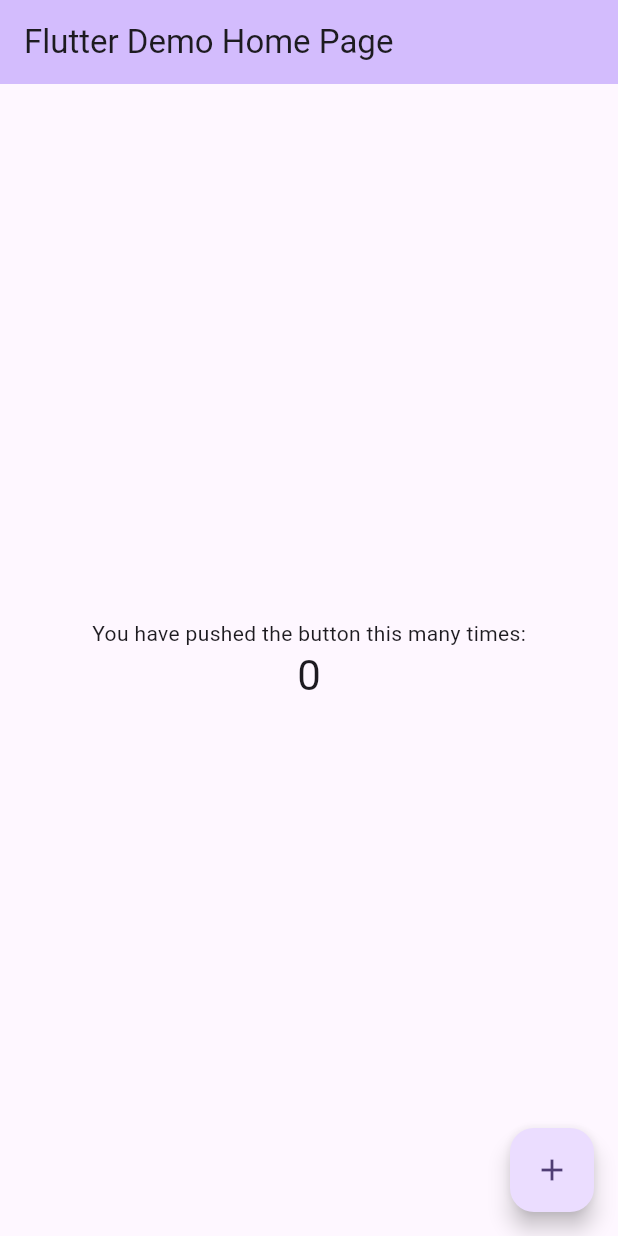
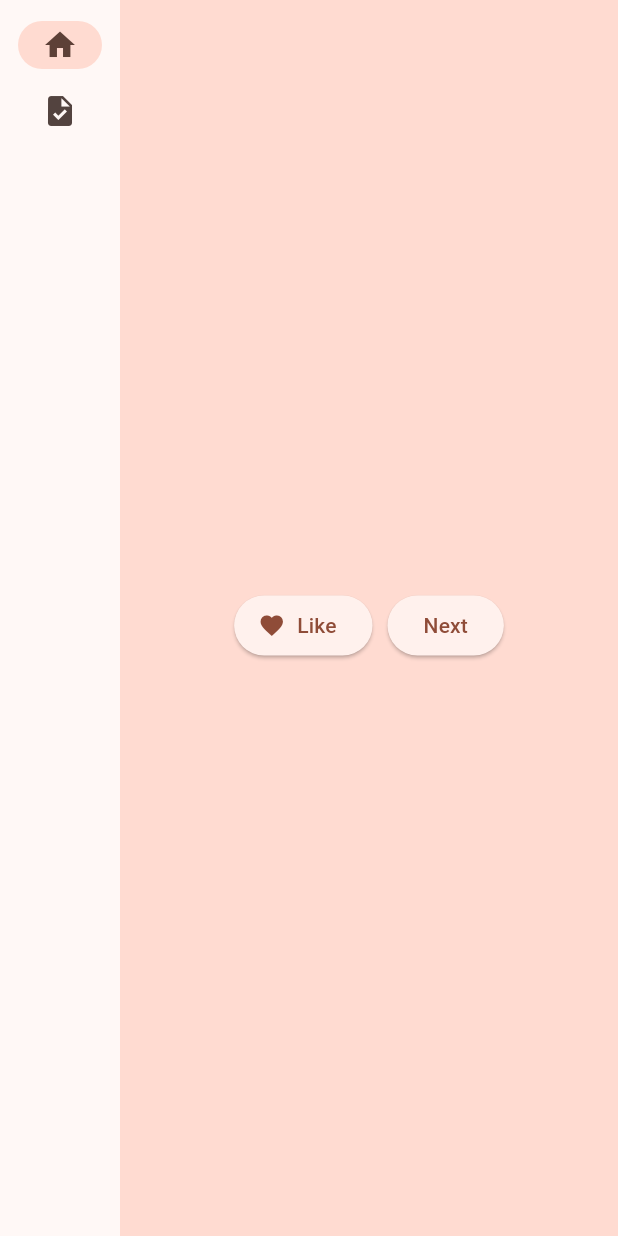
Before and after one commit to nofatigue/todo-pancakes, a Flutter app: the screen it shows after launch, on a phone screen of 412 x 824 dp. Run offline on Flutter 3.47's test engine with Material 3 defaults, Android fonts, the phone set to English and light mode, and no system bars; our stand-ins replace built_collection, built_value; missing offline and left inert: ferry, ferry_exec, ferry_flutter, gql, gql_code_builder_serializers, gql_exec and 1 more.

Commit message:
Added Task view page

```diff
--- a/frontend/lib/backend.dart
+++ b/frontend/lib/backend.dart
@@ -1,3 +1,4 @@
+
 import 'package:frontend/graphql/__generated__/getTasks.req.gql.dart';
 import 'package:gql_http_link/gql_http_link.dart';
 import 'package:ferry/ferry.dart';
@@ -8,11 +9,11 @@ final link = HttpLink("http://localhost:8000/graphql");
 
 final cache = Cache(possibleTypes: possibleTypesMap);
 
-final client = Client(link: link, cache: cache);
+final graphClient = Client(link: link, cache: cache);
 
 void doDbQuery() {
   final getTasksReq = GgetTasksReq((b) => b);
-  client.request(getTasksReq).listen((response) {
+  graphClient.request(getTasksReq).listen((response) {
     print(response.data);
   });
 }
--- a/frontend/lib/main.dart
+++ b/frontend/lib/main.dart
@@ -1,124 +1,207 @@
 import 'package:flutter/material.dart';
 import 'package:frontend/backend.dart';
 
+import 'package:frontend/graphql/__generated__/getTasks.data.gql.dart';
+import 'package:frontend/graphql/__generated__/getTasks.req.gql.dart';
+import 'package:frontend/graphql/__generated__/getTasks.var.gql.dart';
+import 'package:provider/provider.dart';
+import 'package:ferry_flutter/ferry_flutter.dart';
+import 'package:built_collection/built_collection.dart';
+
 void main() {
-  runApp(const MyApp());
+  runApp(MyApp());
 }
 
 class MyApp extends StatelessWidget {
   const MyApp({super.key});
 
-  // This widget is the root of your application.
   @override
   Widget build(BuildContext context) {
-    return MaterialApp(
-      title: 'Flutter Demo',
+    return ChangeNotifierProvider(
+      create: (context) => MyAppState(),
+      child: MaterialApp(
+        title: 'Namer App',
         theme: ThemeData(
-        // This is the theme of your application.
-        //
-        // TRY THIS: Try running your application with "flutter run". You'll see
-        // the application has a purple toolbar. Then, without quitting the app,
-        // try changing the seedColor in the colorScheme below to Colors.green
-        // and then invoke "hot reload" (save your changes or press the "hot
-        // reload" button in a Flutter-supported IDE, or press "r" if you used
-        // the command line to start the app).
-        //
-        // Notice that the counter didn't reset back to zero; the application
-        // state is not lost during the reload. To reset the state, use hot
-        // restart instead.
-        //
-        // This works for code too, not just values: Most code changes can be
-        // tested with just a hot reload.
-        colorScheme: ColorScheme.fromSeed(seedColor: Colors.deepPurple),
+          colorScheme: ColorScheme.fromSeed(seedColor: Colors.deepOrange),
         ),
-      home: const MyHomePage(title: 'Flutter Demo Home Page'),
+        home: MyHomePage(),
+      ),
     );
   }
 }
 
+class MyAppState extends ChangeNotifier {}
+
 class MyHomePage extends StatefulWidget {
-  const MyHomePage({super.key, required this.title});
-
-  // This widget is the home page of your application. It is stateful, meaning
-  // that it has a State object (defined below) that contains fields that affect
-  // how it looks.
-
-  // This class is the configuration for the state. It holds the values (in this
-  // case the title) provided by the parent (in this case the App widget) and
-  // used by the build method of the State. Fields in a Widget subclass are
-  // always marked "final".
-
-  final String title;
-
   @override
   State<MyHomePage> createState() => _MyHomePageState();
 }
 
 class _MyHomePageState extends State<MyHomePage> {
-  int _counter = 0;
-
-  void _incrementCounter() {
-    doDbQuery();
-    setState(() {
-      // This call to setState tells the Flutter framework that something has
-      // changed in this State, which causes it to rerun the build method below
-      // so that the display can reflect the updated values. If we changed
-      // _counter without calling setState(), then the build method would not be
-      // called again, and so nothing would appear to happen.
-      _counter++;
-    });
-  }
+  var currentIndex = 0;
 
   @override
   Widget build(BuildContext context) {
-    // This method is rerun every time setState is called, for instance as done
-    // by the _incrementCounter method above.
-    //
-    // The Flutter framework has been optimized to make rerunning build methods
-    // fast, so that you can just rebuild anything that needs updating rather
-    // than having to individually change instances of widgets.
+    Widget page;
+    switch (currentIndex) {
+      case 0:
+        page = AddPage();
+      case 1:
+        page = TodoListPage();
+      default:
+        throw UnimplementedError("No widget for $currentIndex");
+    }
+
+    return LayoutBuilder(
+      builder: (context, constraints) {
         return Scaffold(
-      appBar: AppBar(
-        // TRY THIS: Try changing the color here to a specific color (to
-        // Colors.amber, perhaps?) and trigger a hot reload to see the AppBar
-        // change color while the other colors stay the same.
-        backgroundColor: Theme.of(context).colorScheme.inversePrimary,
-        // Here we take the value from the MyHomePage object that was created by
-        // the App.build method, and use it to set our appbar title.
-        title: Text(widget.title),
+          body: Row(
+            children: [
+              SafeArea(
+                child: NavigationRail(
+                  extended: constraints.maxWidth >= 600,
+                  destinations: [
+                    NavigationRailDestination(
+                      icon: Icon(Icons.home),
+                      label: Text('Home'),
                     ),
-      body: Center(
-        // Center is a layout widget. It takes a single child and positions it
-        // in the middle of the parent.
-        child: Column(
-          // Column is also a layout widget. It takes a list of children and
-          // arranges them vertically. By default, it sizes itself to fit its
-          // children horizontally, and tries to be as tall as its parent.
-          //
-          // Column has various properties to control how it sizes itself and
-          // how it positions its children. Here we use mainAxisAlignment to
-          // center the children vertically; the main axis here is the vertical
-          // axis because Columns are vertical (the cross axis would be
-          // horizontal).
-          //
-          // TRY THIS: Invoke "debug painting" (choose the "Toggle Debug Paint"
-          // action in the IDE, or press "p" in the console), to see the
-          // wireframe for each widget.
-          mainAxisAlignment: MainAxisAlignment.center,
-          children: <Widget>[
-            const Text('You have pushed the button this many times:'),
-            Text(
-              '$_counter',
-              style: Theme.of(context).textTheme.headlineMedium,
+                    NavigationRailDestination(
+                      icon: Icon(Icons.task),
+                      label: Text('Todo Items'),
+                    ),
+                  ],
+                  selectedIndex: currentIndex,
+                  onDestinationSelected: (value) {
+                    setState(() {
+                      currentIndex = value;
+                    });
+                  },
+                ),
+              ),
+              Expanded(
+                child: Container(
+                  color: Theme.of(context).colorScheme.primaryContainer,
+                  child: page,
+                ),
               ),
             ],
           ),
-      ),
-      floatingActionButton: FloatingActionButton(
-        onPressed: _incrementCounter,
-        tooltip: 'Increment',
-        child: const Icon(Icons.add),
-      ), // This trailing comma makes auto-formatting nicer for build methods.
+        );
+      },
     );
   }
 }
+
+class AddPage extends StatelessWidget {
+  @override
+  Widget build(BuildContext context) {
+    var appState = context.watch<MyAppState>();
+
+    final icon = Icons.favorite;
+    return Center(
+      child: Column(
+        mainAxisAlignment: MainAxisAlignment.center,
+        children: [
+          SizedBox(height: 10),
+          Row(
+            mainAxisSize: MainAxisSize.min,
+            children: [
+              ElevatedButton.icon(
+                onPressed: () {},
+                icon: Icon(icon),
+                label: Text('Like'),
+              ),
+              SizedBox(width: 10),
+              ElevatedButton(
+                onPressed: () {
+                  () {};
+                },
+                child: Text('Next'),
+              ),
+            ],
+          ),
+        ],
+      ),
+    );
+  }
+}
+
+class ButtonPanel extends StatelessWidget {
+  const ButtonPanel({
+    super.key,
+    required this.appState,
+    required this.likeButtonIcon,
+  });
+
+  final MyAppState appState;
+  final IconData likeButtonIcon;
+
+  @override
+  Widget build(BuildContext context) {
+    return Row(
+      mainAxisSize: MainAxisSize.min,
+      children: [
+        ElevatedButton.icon(
+          label: Text("Like"),
+          onPressed: () {},
+          icon: Icon(likeButtonIcon),
+        ),
+        SizedBox(width: 20),
+        ElevatedButton(onPressed: () {}, child: Text('Add')),
+      ],
+    );
+  }
+}
+
+class TodoItemCard extends StatelessWidget {
+  const TodoItemCard({super.key, required this.task});
+
+  final GTaskDetails task;
+
+  @override
+  Widget build(BuildContext context) {
+    var theme = Theme.of(context);
+
+    return Card(
+      color: theme.colorScheme.secondary,
+      child: Padding(
+        padding: const EdgeInsets.all(20.0),
+        child: Text(
+          task.text,
+          style: theme.textTheme.displayMedium!.copyWith(
+            color: theme.colorScheme.onPrimary,
+          ),
+        ),
+      ),
+    );
+  }
+}
+
+class TodoListPage extends StatelessWidget {
+  //TODO: Use Riverpod for dependency
+  final client = graphClient;
+
+  TodoListPage({super.key});
+
+  @override
+  Widget build(BuildContext context) {
+    return Scaffold(
+      appBar: AppBar(title: const Text('All Tasks')),
+      body: Operation<GgetTasksData, GgetTasksVars>(
+        client: client,
+        operationRequest: GgetTasksReq((b) => b),
+        builder: (context, response, error) {
+          if (response!.loading) {
+            return const Center(child: CircularProgressIndicator());
+          }
+          final tasks = response.data?.tasks.toBuiltList() ?? BuiltList();
+
+          return ListView.builder(
+            itemCount: tasks.length,
+            itemBuilder: (context, index) => TodoItemCard(task: tasks[index]),
+          );
+        },
+      ),
+    );
+  }
+}
--- a/frontend/pubspec.yaml
+++ b/frontend/pubspec.yaml
@@ -18,6 +18,8 @@ dependencies:
   ferry: ^0.16.1+2
 
   build_runner: ^2.5.4
+  provider: ^6.1.5+1
+  ferry_flutter: ^0.9.1+1
 
 dev_dependencies:
   flutter_test:
```
Also changed, not shown: frontend/pubspec.lock. Lines whose indentation alone changed are shown as unchanged.
